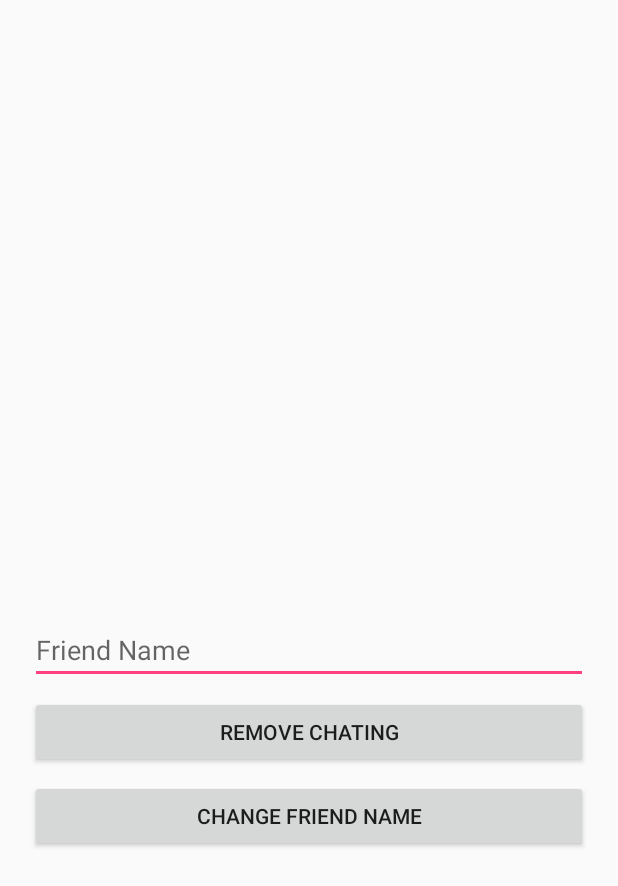
After one commit to devstita/aMessage, an Android app: the ChatSettingActivity screen opened directly, with no data from a screen before it, on a phone screen of 412 x 824 dp. The commit adds this screen. Shown: the top 886 px of the screen. Run offline under Robolectric (Android 15) with nearby library versions, the phone set to English and light mode, and no system bars.

Commit message:
Develop: Remove Friend and All Data (Friend Chating History) Develop(ing): Change Friend Name (Have to update name when return to ChatActivity from ChatSettingActivity Solve(ing): Bug(s)

```diff
--- a/app/build.gradle
+++ b/app/build.gradle
@@ -34,7 +34,8 @@ dependencies {
     implementation 'com.google.firebase:firebase-auth:16.0.1' // Google Firebase Auth
     implementation 'com.firebaseui:firebase-ui-auth:4.0.0' // Google Firebase Auth UI
     // api 'com.google.firebase:firebase-firestore:15.0.0' // Google Firebase Cloud Firestore
-    implementation 'com.google.firebase:firebase-database:16.0.1' // Google Firebase Realtime Database
+    implementation 'com.google.firebase:firebase-database:16.0.1'
+    // Google Firebase Realtime Database
     api 'gun0912.ted:tedpermission:2.0.0' // TedPermission
 }
 
--- a/app/src/main/java/kr/devta/amessage/ChatListViewAdapter.java
+++ b/app/src/main/java/kr/devta/amessage/ChatListViewAdapter.java
@@ -44,6 +44,7 @@ public class ChatListViewAdapter extends BaseAdapter {
 
         String name = items.get(position).getName();
         String chat = Manager.readLastChat(items.get(position)).getMessage();
+        int sender = ((Manager.readLastChat(items.get(position)).getDateToLong() > 0) ? 1 : -1);
 
         if (chat.equals(Manager.NONE)) chat = "";
 
@@ -51,7 +52,7 @@ public class ChatListViewAdapter extends BaseAdapter {
         nameTextView.setTextColor(Color.BLACK);
         nameTextView.setTextSize(25);
 
-        chatTextView.setText(chat);
+        chatTextView.setText(((sender == 1) ? "Me" : name) + ": " + chat);
         chatTextView.setTextColor(Color.BLACK);
         chatTextView.setTextSize(18);
 
--- /dev/null
+++ b/app/src/main/java/kr/devta/amessage/ChatSettingActivity.java
@@ -0,0 +1,57 @@
+package kr.devta.amessage;
+
+import android.content.Intent;
+import android.support.v7.app.AppCompatActivity;
+import android.os.Bundle;
+import android.view.View;
+import android.widget.Button;
+import android.widget.EditText;
+import android.widget.Toast;
+
+public class ChatSettingActivity extends AppCompatActivity {
+    EditText changeFriendNameEditText;
+    Button removeChatingButton;
+    Button changeFriendNameButton;
+
+    FriendInfo friendInfo;
+
+    @Override
+    protected void onCreate(Bundle savedInstanceState) {
+        super.onCreate(savedInstanceState);
+        setContentView(R.layout.activity_chat_setting);
+
+        changeFriendNameEditText = findViewById(R.id.chatSetting_ChangeFriendNameEditText);
+        removeChatingButton = findViewById(R.id.chatSetting_RemoveChatingButton);
+        changeFriendNameButton = findViewById(R.id.chatSetting_ChangeFriendNameButton);
+
+        friendInfo = (FriendInfo) getIntent().getSerializableExtra("FriendInfo");
+
+        removeChatingButton.setOnClickListener(new View.OnClickListener() {
+            @Override
+            public void onClick(View v) {
+                Manager.removeChat(friendInfo);
+                Intent result = new Intent();
+                result.putExtra("Action", "Remove");
+                setResult(RESULT_OK, result);
+                finish();
+            }
+        });
+
+        changeFriendNameButton.setOnClickListener(new View.OnClickListener() {
+            @Override
+            public void onClick(View v) {
+                String name = changeFriendNameEditText.getText().toString();
+                if (name == null || name.isEmpty()) {
+                    Toast.makeText(getApplicationContext(), "Check Name", Toast.LENGTH_SHORT).show();
+                    return;
+                }
+
+                Manager.changeFriendName(friendInfo, name);
+                Intent result = new Intent();
+                result.putExtra("Action", "ChangeName");
+                setResult(RESULT_OK, result);
+                finish();
+            }
+        });
+    }
+}
--- a/app/src/main/java/kr/devta/amessage/ChatingListViewAdapter.java
+++ b/app/src/main/java/kr/devta/amessage/ChatingListViewAdapter.java
@@ -43,7 +43,7 @@ public class ChatingListViewAdapter extends BaseAdapter {
 
         TextView chatTextView = layout.findViewById(R.id.chatingListViewItem_ChatTextView);
         TextView dateTextView = layout.findViewById(R.id.chatingListViewItem_DateTextView);
-        int sender = (int) (items.get(position).getDateToLong() / Math.abs(items.get(position).getDateToLong()));
+        int sender = ((items.get(position).getDateToLong() > 0) ? 1 : -1);
 
         chatTextView.setText(((sender == 1) ? "Me" : "You") + ": " + items.get(position).getMessage());
         dateTextView.setText(items.get(position).getDateWithFormat());
--- a/app/src/main/java/kr/devta/amessage/MainActivity.java
+++ b/app/src/main/java/kr/devta/amessage/MainActivity.java
@@ -44,7 +44,13 @@ public class MainActivity extends AppCompatActivity {
                 startActivityForResult(new Intent(getApplicationContext(), AddChatActivity.class), Manager.REQUEST_CODE_ADD_FRIEND);
             }
         });
+    }
 
+    @Override
+    protected void onResume() {
+        super.onResume();
+
+        adapter.clear();
         ArrayList<FriendInfo> previousFriendArrayList = Manager.readChatList();
         Manager.print("PreviousFriendArrayList.size(): " + previousFriendArrayList.size());
         for (FriendInfo friendInfo : previousFriendArrayList) {
--- /dev/null
+++ b/app/src/main/res/layout/activity_chat_setting.xml
@@ -0,0 +1,48 @@
+<?xml version="1.0" encoding="utf-8"?>
+<android.support.constraint.ConstraintLayout xmlns:android="http://schemas.android.com/apk/res/android"
+    xmlns:app="http://schemas.android.com/apk/res-auto"
+    xmlns:tools="http://schemas.android.com/tools"
+    android:layout_width="match_parent"
+    android:layout_height="match_parent"
+    tools:context=".ChatSettingActivity">
+
+    <EditText
+        android:id="@+id/chatSetting_ChangeFriendNameEditText"
+        android:layout_width="0dp"
+        android:layout_height="wrap_content"
+        android:layout_marginBottom="8dp"
+        android:layout_marginEnd="20dp"
+        android:layout_marginLeft="20dp"
+        android:layout_marginRight="20dp"
+        android:layout_marginStart="20dp"
+        android:ems="10"
+        android:hint="Friend Name"
+        android:inputType="text"
+        app:layout_constraintBottom_toTopOf="@+id/chatSetting_RemoveChatingButton"
+        app:layout_constraintEnd_toEndOf="parent"
+        app:layout_constraintStart_toStartOf="parent" />
+
+    <Button
+        android:id="@+id/chatSetting_RemoveChatingButton"
+        android:layout_width="0dp"
+        android:layout_height="wrap_content"
+        android:layout_marginBottom="8dp"
+        android:layout_marginTop="8dp"
+        android:text="Remove Chating"
+        app:layout_constraintBottom_toBottomOf="parent"
+        app:layout_constraintEnd_toEndOf="@+id/chatSetting_ChangeFriendNameEditText"
+        app:layout_constraintStart_toStartOf="@+id/chatSetting_ChangeFriendNameEditText"
+        app:layout_constraintTop_toTopOf="parent"
+        app:layout_constraintVertical_bias="0.6" />
+
+    <Button
+        android:id="@+id/chatSetting_ChangeFriendNameButton"
+        android:layout_width="0dp"
+        android:layout_height="wrap_content"
+        android:layout_marginTop="8dp"
+        android:text="Change Friend Name"
+        app:layout_constraintEnd_toEndOf="@+id/chatSetting_ChangeFriendNameEditText"
+        app:layout_constraintStart_toStartOf="@+id/chatSetting_ChangeFriendNameEditText"
+        app:layout_constraintTop_toBottomOf="@+id/chatSetting_RemoveChatingButton" />
+
+</android.support.constraint.ConstraintLayout>
```
Also changed, not shown: app/src/main/AndroidManifest.xml (+9 -7 lines), app/src/main/java/kr/devta/amessage/ChatActivity.java (+63 -16 lines), app/src/main/java/kr/devta/amessage/MainBroadcastReceiver.java (+9 -3 lines), app/src/main/java/kr/devta/amessage/MainService.java (+9 -3 lines), app/src/main/java/kr/devta/amessage/Manager.java (+30 -10 lines), app/src/main/res/drawable/ic_search_black_24dp.xml (added, +9 -0 lines), app/src/main/res/layout/activity_chat.xml (+14 -1 lines), app/src/main/res/menu/menu_chat.xml (added, +12 -0 lines).
